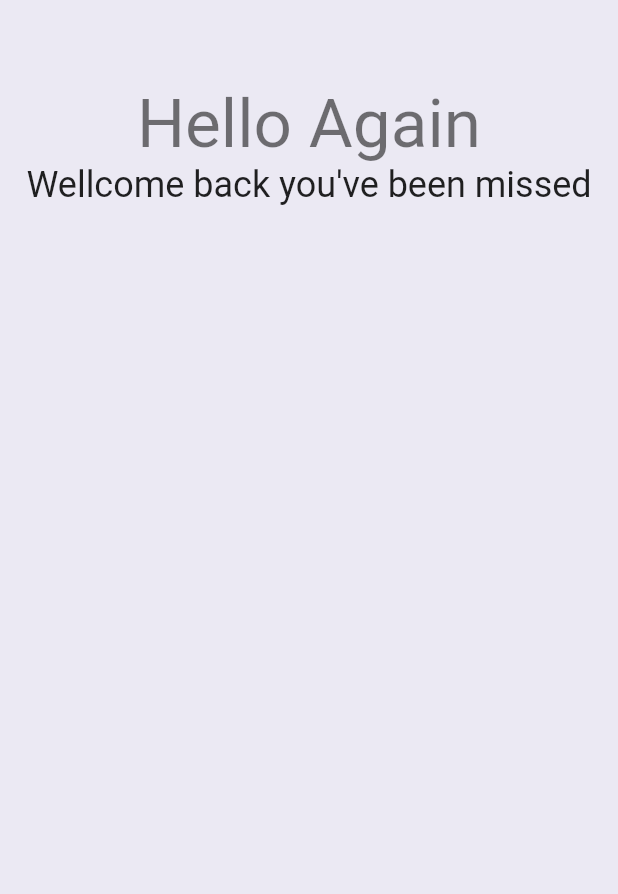
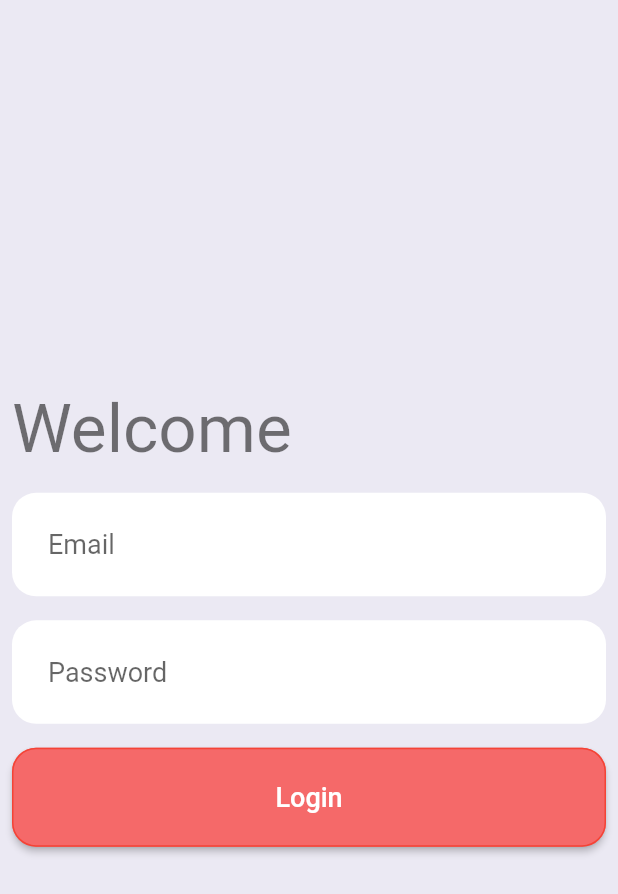
Before and after one commit to mertcankiyak/strapi_provider, a Flutter app: the screen it shows after launch, on a phone screen of 412 x 824 dp. Shown: the top 894 px of the screen. Run offline on Flutter 3.47's test engine with Material 2 defaults, Android fonts, the phone set to English and light mode, and no system bars; our stand-ins replace get_it; missing offline and left inert: vexana; accounts and stored records are empty.

Commit message:
update design

```diff
--- a/lib/features/authentication/view/login_view.dart
+++ b/lib/features/authentication/view/login_view.dart
@@ -18,22 +18,95 @@ class LoginView extends StatelessWidget with FormValidate {
     final _loginViewModel = Provider.of<LoginViewModel>(context);
     return Scaffold(
       backgroundColor: Color(0xFFEBE9F3),
-      resizeToAvoidBottomInset: false,
-      appBar: AppBar(
-        backgroundColor: Color(0xFFEBE9F3),
-        elevation: 0,
-      ),
-      body: ListView(
-        children: [
-          Column(
-            crossAxisAlignment: CrossAxisAlignment.center,
-            children: [
-              Text("Hello Again", style: Theme.of(context).textTheme.headline3, textAlign: TextAlign.center,),
-              Text("Wellcome back you've been missed", style: Theme.of(context).textTheme.headline5, textAlign: TextAlign.center,),
-
-            ],
-          ),
-        ],
+      resizeToAvoidBottomInset: true,
+      body: Center(
+        child: ListView(
+          shrinkWrap: true,
+          physics: ScrollPhysics(),
+          children: [
+            Form(
+              key: _formKey,
+              child: Column(
+                crossAxisAlignment: CrossAxisAlignment.start,
+                mainAxisAlignment: MainAxisAlignment.center,
+                children: [
+                  Padding(
+                    padding: const EdgeInsets.all(8.0),
+                    child: Text("Welcome", style: Theme.of(context).textTheme.headline3,),
+                  ),
+                  Padding(
+                    padding: const EdgeInsets.all(8.0),
+                    child: Container(
+                      decoration: BoxDecoration(
+                        color: Colors.white,
+                        borderRadius: BorderRadius.all(Radius.circular(16)),
+                      ),
+                      child: TextFormField(
+                        style: TextStyle(fontSize: 18),
+                        validator: emailValidation,
+                        controller: _emailController,
+                        decoration: InputDecoration(
+                            isDense: true,
+                            contentPadding: EdgeInsets.all(24),
+                            border: InputBorder.none,
+                            hintText: emailText),
+                      ),
+                    ),
+                  ),
+                  Padding(
+                    padding: const EdgeInsets.all(8.0),
+                    child: Container(
+                      decoration: BoxDecoration(
+                        color: Colors.white,
+                        borderRadius: BorderRadius.all(Radius.circular(16)),
+                      ),
+                      child: TextFormField(
+                        obscureText: true,
+                        style: TextStyle(fontSize: 18),
+                        validator: passwordControl,
+                        controller: _passwordController,
+                        decoration: InputDecoration(
+                            isDense: true,
+                            contentPadding: EdgeInsets.all(24),
+                            border: InputBorder.none,
+                            hintText: passwordText),
+                      ),
+                    ),
+                  ),
+                  Padding(
+                    padding: const EdgeInsets.all(8.0),
+                    child: ElevatedButton(
+                        style: ButtonStyle(
+                            minimumSize: MaterialStateProperty.all(
+                              Size(MediaQuery.of(context).size.width,
+                                  MediaQuery.of(context).size.height * 0.08),
+                            ),
+                            shape: MaterialStateProperty.all<RoundedRectangleBorder>(
+                                RoundedRectangleBorder(
+                                    borderRadius: BorderRadius.circular(16.0),
+                                    side: BorderSide(color: Colors.red)
+                                )
+                            ),
+                            backgroundColor:
+                            MaterialStateProperty.all(Color(0xFFF56969))),
+                        onPressed: () async {
+                          if (_formKey.currentState!.validate()) {
+                            _formKey.currentState!.save();
+                            await _loginViewModel.login(
+                              requestUserModel: RequestUserModel(
+                                email: _emailController.text.trim(),
+                                password: _passwordController.text.trim(),
+                              ),
+                            );
+                          }
+                        },
+                        child: Text(logIn, style: TextStyle(color: Colors.white, fontWeight: FontWeight.w500, fontSize: 18),)),
+                  ),
+                ],
+              ),
+            ),
+          ],
+        ),
       ),
     );
   }
--- a/lib/features/home/view/home_view.dart
+++ b/lib/features/home/view/home_view.dart
@@ -7,12 +7,13 @@ import 'package:strapi_provider/product/constants/string_constants.dart';
 class HomeView extends StatelessWidget {
   HomeView({Key? key, this.responseUserModel}) : super(key: key);
   ResponseUserModel? responseUserModel;
+
   @override
   Widget build(BuildContext context) {
     final _loginViewModel = Provider.of<LoginViewModel>(context);
-    return  Scaffold(
+    return Scaffold(
       appBar: AppBar(
-        backgroundColor: Colors.indigo,
+        backgroundColor: Color(0xFFF56969),
         elevation: 0,
         title: Text("Home Page"),
       ),
@@ -20,20 +21,18 @@ class HomeView extends StatelessWidget {
         children: [
           Padding(
             padding: const EdgeInsets.all(8.0),
-            child: Text("Login successful", style: Theme.of(context).textTheme.headline3, textAlign: TextAlign.center,),
+            child: Card(
+
+              child: ListTile(
+                leading: CircleAvatar(backgroundColor: Colors.green,child: Icon(Icons.check),),
+                subtitle:  Text("Token: "+(responseUserModel?.jwt ?? "")),
+                title: Text("User ID: "+(responseUserModel?.user?.id.toString() ?? "")),
+              ),
+            ),
           ),
+
           Padding(
             padding: const EdgeInsets.all(8.0),
-            child: Row(
-              crossAxisAlignment: CrossAxisAlignment.start,
-              children: [
-                Text("User Token: ", style: Theme.of(context).textTheme.bodyText1, textAlign: TextAlign.center,),
-                Expanded(child: Text(responseUserModel?.jwt?? "")),
-              ],
-            ),
-          ),
-          Padding(
-            padding: const EdgeInsets.all(16.0),
             child: ElevatedButton(
                 style: ButtonStyle(
                     minimumSize: MaterialStateProperty.all(
@@ -41,7 +40,7 @@ class HomeView extends StatelessWidget {
                           MediaQuery.of(context).size.height * 0.07),
                     ),
                     backgroundColor:
-                    MaterialStateProperty.all(Colors.redAccent)),
+                        MaterialStateProperty.all(Colors.redAccent)),
                 onPressed: () async {
                   _loginViewModel.loginStatus = LoginStatus.LoginInit;
                 },
--- a/lib/product/state/login/login_states.dart
+++ b/lib/product/state/login/login_states.dart
@@ -20,7 +20,7 @@ class LoginError extends StatelessWidget {
     final _loginViewModel = Provider.of<LoginViewModel>(context);
     return Scaffold(
       appBar: AppBar(
-        backgroundColor: Colors.indigo,
+        backgroundColor: Color(0xFFF56969),
         elevation: 0,
         title: Text("Error Page"),
       ),
@@ -28,9 +28,18 @@ class LoginError extends StatelessWidget {
         mainAxisAlignment: MainAxisAlignment.center,
         children: [
           Text("You made an incomplete or incorrect entry. Please try logging in again.", style: Theme.of(context).textTheme.headline6, textAlign: TextAlign.center,),
-          ElevatedButton(onPressed: () {
-            _loginViewModel.loginStatus = LoginStatus.LoginInit;
-          }, child: Text("Try Login"))
+          Padding(
+            padding: const EdgeInsets.all(8.0),
+            child: ElevatedButton(  style: ButtonStyle(
+                minimumSize: MaterialStateProperty.all(
+                  Size(MediaQuery.of(context).size.width,
+                      MediaQuery.of(context).size.height * 0.07),
+                ),
+                backgroundColor:
+                MaterialStateProperty.all(Colors.redAccent)),onPressed: () {
+              _loginViewModel.loginStatus = LoginStatus.LoginInit;
+            }, child: Text("Try Login")),
+          )
         ],
       ),
     );
```
Also changed, not shown: Screenshot_1651781380.png (deleted), Screenshot_1651781394.png (deleted), Screenshot_1651781420.png (deleted), Screenshot_1651959379.png (added), Screenshot_1651959393.png (added), Screenshot_1651959403.png (added).
